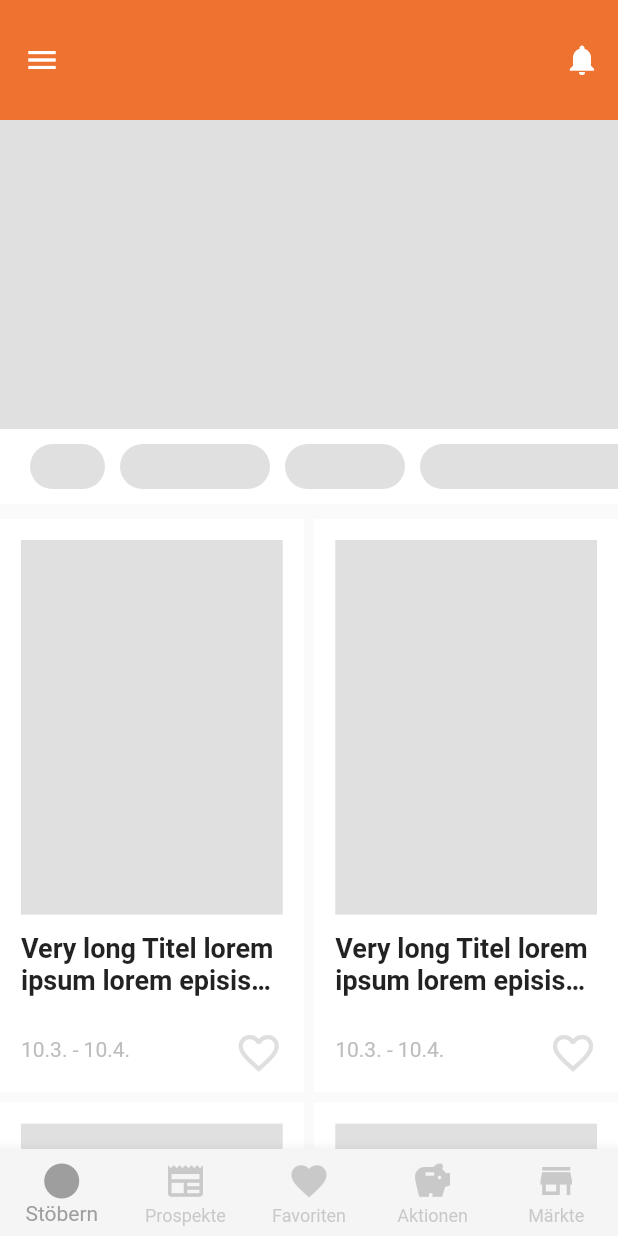
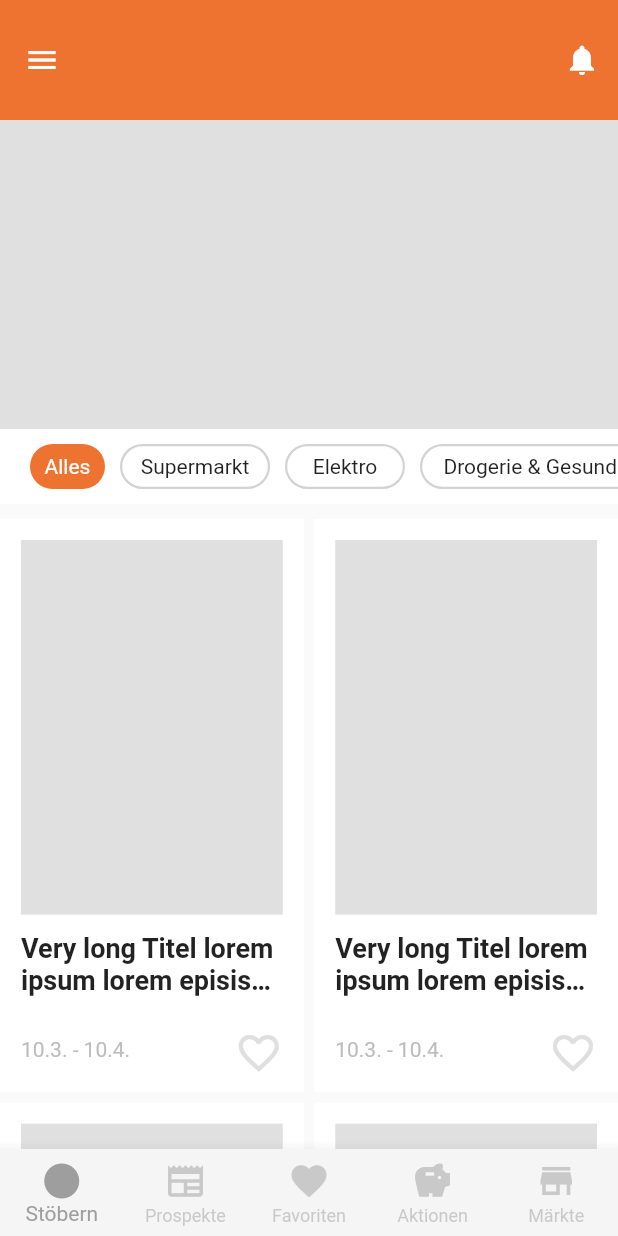
Before and after one commit to Lenzia207/aktionsfinderTest, a Flutter app: the screen it shows after launch, on a phone screen of 412 x 824 dp. Run offline on Flutter 3.47's test engine with Material 2 defaults, Android fonts, the phone set to English and light mode, and no system bars; our stand-ins replace flutter_hooks, flutter_riverpod, flutter_slidable, hooks_riverpod, lottie, shimmer; missing offline and left inert: undo.

Commit message:
shimmer_cards

```diff
--- a/lib/widget/aktions_finder_page.dart
+++ b/lib/widget/aktions_finder_page.dart
@@ -28,7 +28,7 @@ class AktionsFinderPage extends HookConsumerWidget {
     // _2_
     //First the todos.index items are being set to false so the shimmer for the added Task is abled
     //But after delay all todo items are then set to true and the loading shimmer set to false to stop the shimmer Effect
-    Future.delayed(const Duration(seconds: 5), () {
+    Future.delayed(const Duration(seconds: 2), () {
       isLoadingShimmer.value = false;
 
       //new element of the todo loaded (true)
@@ -38,7 +38,7 @@ class AktionsFinderPage extends HookConsumerWidget {
     });
 
     return isLoadingShimmer.value
-        ? MainPageShimmer()
+        ? const MainPageShimmer()
         : SingleChildScrollView(
             child: Column(
               children: [
@@ -63,10 +63,18 @@ class AktionsFinderPage extends HookConsumerWidget {
                         Container(
                           height: 30,
                           width: 50,
-                          decoration: BoxDecoration(
-                              color: Colors.grey[300],
+                          decoration: const BoxDecoration(
+                              color: Color.fromARGB(255, 238, 115, 48),
                               borderRadius:
-                                  const BorderRadius.all(Radius.circular(23))),
+                                  BorderRadius.all(Radius.circular(23))),
+                          child: const Align(
+                            alignment: Alignment.center,
+                            child: Text(
+                              'Alles',
+                              textAlign: TextAlign.center,
+                              style: TextStyle(color: Colors.white),
+                            ),
+                          ),
                         ),
                         const SizedBox(
                           width: 10,
@@ -75,9 +83,20 @@ class AktionsFinderPage extends HookConsumerWidget {
                           height: 30,
                           width: 100,
                           decoration: BoxDecoration(
-                              color: Colors.grey[300],
+                              /* color: Colors.grey[300], */
+                              border: Border.all(
+                                  color:
+                                      const Color.fromARGB(255, 211, 211, 211),
+                                  width: 1.5),
                               borderRadius:
                                   const BorderRadius.all(Radius.circular(23))),
+                          child: const Align(
+                            alignment: Alignment.center,
+                            child: Text(
+                              'Supermarkt',
+                              textAlign: TextAlign.center,
+                            ),
+                          ),
                         ),
                         const SizedBox(
                           width: 10,
@@ -86,35 +105,54 @@ class AktionsFinderPage extends HookConsumerWidget {
                           height: 30,
                           width: 80,
                           decoration: BoxDecoration(
-                              color: Colors.grey[300],
+                              /* color: Colors.grey[300], */
+                              border: Border.all(
+                                  color:
+                                      const Color.fromARGB(255, 211, 211, 211),
+                                  width: 1.5),
                               borderRadius:
                                   const BorderRadius.all(Radius.circular(23))),
+                          child: const Align(
+                            alignment: Alignment.center,
+                            child: Text(
+                              'Elektro',
+                              textAlign: TextAlign.center,
+                            ),
+                          ),
                         ),
                         const SizedBox(
                           width: 10,
                         ),
                         Container(
                           height: 30,
-                          width: 150,
+                          width: 170,
                           decoration: BoxDecoration(
-                              color: Colors.grey[300],
+                              /* color: Colors.grey[300], */
+                              border: Border.all(
+                                  color:
+                                      const Color.fromARGB(255, 211, 211, 211),
+                                  width: 1.5),
                               borderRadius:
                                   const BorderRadius.all(Radius.circular(23))),
+                          child: const Align(
+                            alignment: Alignment.center,
+                            child: Text(
+                              'Drogerie & Gesundheit',
+                              textAlign: TextAlign.center,
+                            ),
+                          ),
                         ),
                       ]),
                     ),
                   ],
                 ),
-                SizedBox(
-                  child: GridView(
-                    gridDelegate:
-                        const SliverGridDelegateWithFixedCrossAxisCount(
+                GridView(
+                  gridDelegate: const SliverGridDelegateWithFixedCrossAxisCount(
                       crossAxisCount: 2,
                       crossAxisSpacing: 7,
                       mainAxisSpacing: 7,
                       childAspectRatio: 0.53),
-                    shrinkWrap:
-                        true, //important: so it doesn't break the layout
+                  shrinkWrap: true, //important: so it doesn't break the layout
                   children: const [
                     AktionCardsWidget(),
                     AktionCardsWidget(),
@@ -122,7 +160,6 @@ class AktionsFinderPage extends HookConsumerWidget {
                     AktionCardsWidget()
                   ],
                 ),
-                )
               ],
             ),
           );
--- a/lib/widget/skeleton_screens/shimmer_widget.dart
+++ b/lib/widget/skeleton_screens/shimmer_widget.dart
@@ -14,7 +14,8 @@ class ShimmerWidget extends StatelessWidget {
   }) : this.shapeBorder = const RoundedRectangleBorder();
 
   const ShimmerWidget.circular(
-      {this.width = double.infinity,
+      {super.key,
+      this.width = double.infinity,
       required this.height,
       this.shapeBorder = const CircleBorder()});
 
```
Also changed, not shown: lib/widget/skeleton_screens/shimmer_aktion_card.dart (added, +53 -0 lines), lib/widget/skeleton_screens/shimmer_main_page.dart (+27 -3 lines). Lines whose indentation alone changed are shown as unchanged.
